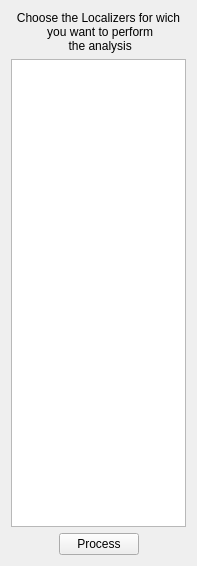
Old version of the form Localizer/ChooseLocaWindow.ui in the repository CRNL-Eduwell/Localizer.
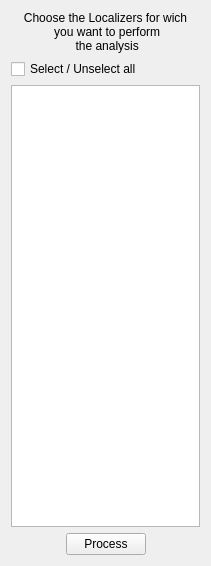
New version of the form.

Commit message: Add select unselect all and fix bug with vector of pointer of subject

The edit to the form file:
```diff
--- a/Localizer/ChooseLocaWindow.ui
+++ b/Localizer/ChooseLocaWindow.ui
@@ -6,7 +6,7 @@
    <rect>
     <x>0</x>
     <y>0</y>
-    <width>197</width>
+    <width>211</width>
     <height>566</height>
    </rect>
   </property>
@@ -39,6 +39,13 @@
          </property>
         </widget>
        </item>
+       <item>
+        <widget class="QCheckBox" name="SelectUnselectAllCheckBox">
+         <property name="text">
+          <string>Select / Unselect all</string>
+         </property>
+        </widget>
+       </item>
        <item>
         <widget class="QListWidget" name="listProv">
          <property name="sizePolicy">
```
The commit also changes 6 other files.
